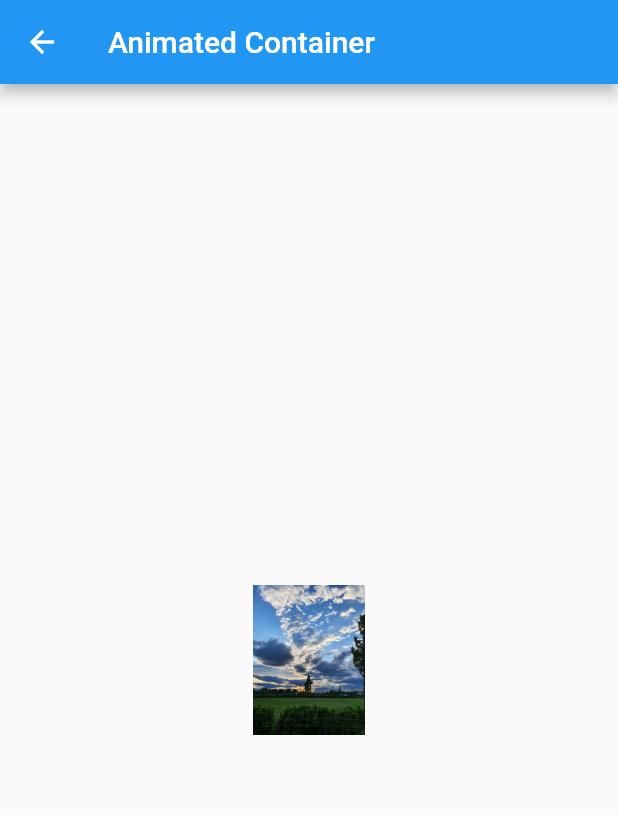
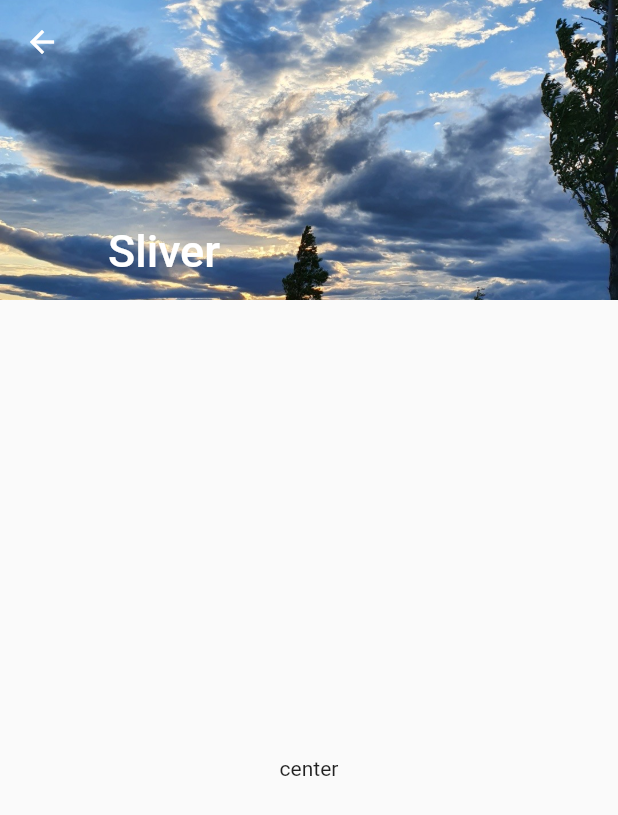
Before and after one commit to busangangster/flutter_practice, a Flutter app: the screen it shows after launch, after a tap on "Open route", on a phone screen of 412 x 824 dp. Shown: the top 815 px of the screen. Run offline on Flutter 3.47's test engine with Material 2 defaults, Android fonts, the phone set to English and light mode, and no system bars.

Commit message:
Sliver_appBar

```diff
--- /dev/null
+++ b/lib/Animation/sliver_appBar.dart
@@ -0,0 +1,24 @@
+import 'package:flutter/material.dart';
+
+class SliverPage extends StatelessWidget {
+  const SliverPage({Key? key}) : super(key: key);
+
+  @override
+  Widget build(BuildContext context) {
+    return Scaffold(
+        body: CustomScrollView(slivers: <Widget>[
+      SliverAppBar(
+        pinned: true,
+        expandedHeight: 200.0,
+        flexibleSpace: FlexibleSpaceBar(
+          title: Text("Sliver"),
+          background: Image.asset(
+            'assets/sample.jpg',
+            fit: BoxFit.cover,
+          ),
+        ),
+      ),
+      SliverFillRemaining(child: Center(child: Text('center')))
+    ]));
+  }
+}
--- a/lib/main.dart
+++ b/lib/main.dart
@@ -5,6 +5,7 @@ import 'package:flutter/cupertino.dart';
 import 'package:flutter/material.dart';
 
 import 'Animation/animated_container.dart';
+import 'Animation/sliver_appBar.dart';
 
 void main() {
   runApp(const MyApp());
@@ -42,10 +43,8 @@ class _MyHomePageState extends State<MyHomePage> {
           child: ElevatedButton(
             child: Text('Open route'),
             onPressed: () {
-              Navigator.push(
-                  context,
-                  MaterialPageRoute(
-                      builder: (context) => AnimatedcontrainerPage()));
+              Navigator.push(context,
+                  MaterialPageRoute(builder: (context) => SliverPage()));
             },
           ),
         ));
```
